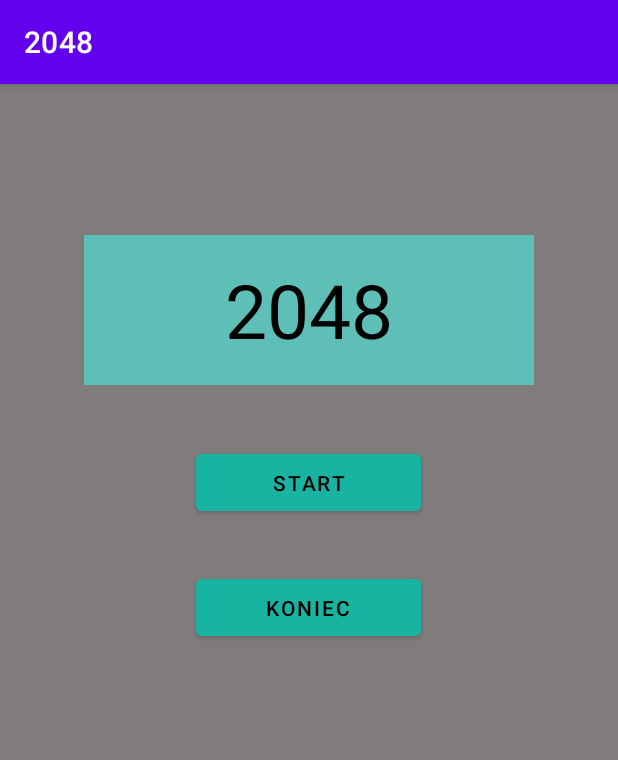
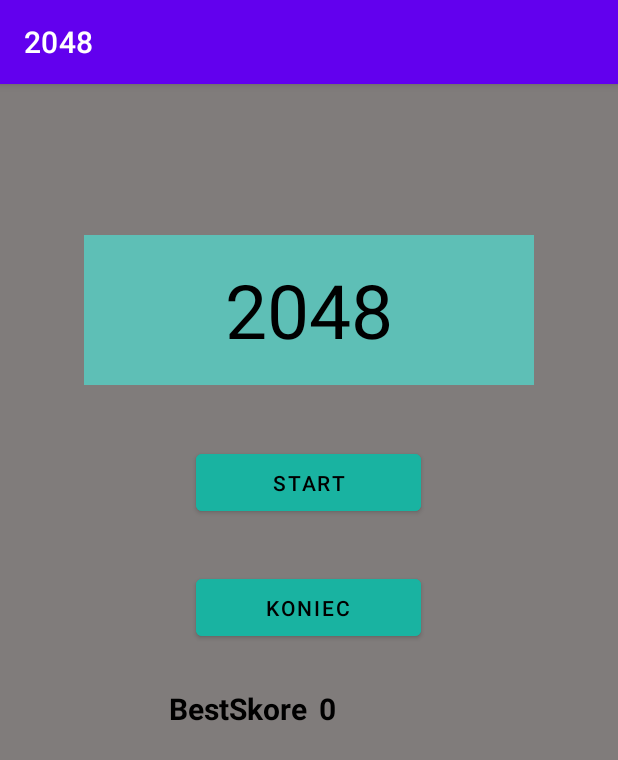
Before and after one commit to JakubRapsik/SemestralkaFinal, an Android app: the screen it shows after launch (MainActivity), after a tap on an icon or button, on a phone screen of 412 x 824 dp. Shown: the top 760 px of the screen. Run offline under Robolectric (Android 15) with nearby library versions, the phone set to English and light mode, and no system bars.

Commit message:
Update final skore

```diff
--- a/app/src/main/java/com/example/semestralkaandroid/Hra.java
+++ b/app/src/main/java/com/example/semestralkaandroid/Hra.java
@@ -1,6 +1,8 @@
 package com.example.semestralkaandroid;
 
+import android.content.Context;
 import android.content.Intent;
+import android.content.SharedPreferences;
 import android.content.pm.ActivityInfo;
 import android.graphics.Color;
 import android.os.Bundle;
--- a/app/src/main/java/com/example/semestralkaandroid/KoniecHry.java
+++ b/app/src/main/java/com/example/semestralkaandroid/KoniecHry.java
@@ -6,7 +6,6 @@ import android.os.Bundle;
 import android.view.View;
 import android.widget.Button;
 import android.widget.TextView;
-
 import androidx.appcompat.app.AppCompatActivity;
 
 /**
@@ -16,6 +15,8 @@ import androidx.appcompat.app.AppCompatActivity;
  * @version 1.0
  */
 public class KoniecHry extends AppCompatActivity {
+
+    private int skore;
 
     /**
      * Hlavna metoda triedy ktora zadefinuje vsetky udaje.
@@ -27,7 +28,7 @@ public class KoniecHry extends AppCompatActivity {
         super.onCreate(savedInstanceState);
         this.setContentView(R.layout.konice_hry);
         int vysledok = this.getIntent().getIntExtra("Vysledok", 3);
-        int skore = this.getIntent().getIntExtra("Vysledne skore: ", 0);
+        skore = this.getIntent().getIntExtra("Vysledne skore: ", 0);
         Button button = this.findViewById(R.id.VysledokBtn);
         TextView textView = this.findViewById(R.id.VysledokTxt);
         TextView Skore = this.findViewById(R.id.FinalSkore);
@@ -52,6 +53,7 @@ public class KoniecHry extends AppCompatActivity {
      */
     public void znova(View view) {
         Intent intent = new Intent(KoniecHry.this, MainActivity.class);
+        intent.putExtra("Vysledne skore: ", skore);
         startActivity(intent);
         finish();
     }
--- a/app/src/main/java/com/example/semestralkaandroid/MainActivity.java
+++ b/app/src/main/java/com/example/semestralkaandroid/MainActivity.java
@@ -1,16 +1,24 @@
 package com.example.semestralkaandroid;
 
+import android.content.Context;
 import android.content.Intent;
+import android.content.SharedPreferences;
 import android.os.Bundle;
 import android.view.View;
-
-import androidx.annotation.NonNull;
+import android.widget.TextView;
 import androidx.appcompat.app.AppCompatActivity;
 
 /**
  * Trieda MainActivity je zodpovedna za spustenie aplikacie a vytvorenie uvodnej plochy.
  */
 public class MainActivity extends AppCompatActivity {
+
+    private TextView view;
+    public static int Najskore = 0;
+    public static int skore = 0;
+    public static int DosialNajSkore = 0;
+    private SharedPreferences prefs;
+
 
     /**
      * Hlavna metoda ktora spusta hru.
@@ -21,6 +29,21 @@ public class MainActivity extends AppCompatActivity {
     protected void onCreate(Bundle savedInstanceState) {
         super.onCreate(savedInstanceState);
         setContentView(R.layout.activity_main);
+        Intent getIntent = getIntent();
+        view = findViewById(R.id.HightSkore);
+        skore = getIntent.getIntExtra("Vysledne skore: ", 0);
+        prefs = this.getSharedPreferences("NajSkore", Context.MODE_PRIVATE);
+        DosialNajSkore = prefs.getInt("kluc", 0);
+        if (skore > DosialNajSkore) {
+            Najskore = skore;
+            SharedPreferences.Editor editor = prefs.edit();
+            editor.putInt("kluc", Najskore);
+            editor.commit();
+            view.setText(Integer.toString(Najskore));
+        } else {
+            view.setText(Integer.toString(DosialNajSkore));
+        }
+
     }
 
     /**
@@ -46,6 +69,11 @@ public class MainActivity extends AppCompatActivity {
 
     @Override
     protected void onDestroy() {
+        if (Najskore > DosialNajSkore) {
+            SharedPreferences.Editor editor = prefs.edit();
+            editor.putInt("kluc", Najskore);
+            editor.commit();
+        }
         super.onDestroy();
     }
 }
--- a/app/src/main/res/layout/activity_main.xml
+++ b/app/src/main/res/layout/activity_main.xml
@@ -41,6 +41,30 @@
             app:layout_constraintStart_toStartOf="parent" app:layout_constraintHorizontal_bias="0.498"
             android:layout_marginTop="30dp" app:layout_constraintTop_toBottomOf="@+id/button"
             app:layout_constraintVertical_bias="0.008"/>
+    <TextView
+            android:text="BestSkore"
+            android:textSize="20dp"
+            android:layout_width="100dp"
+            android:layout_height="46dp"
+            android:textColor="#000000"
+            android:textStyle="bold" android:id="@+id/textView5"
+            app:layout_constraintEnd_toStartOf="@+id/HightSkore" android:layout_marginTop="28dp"
+            app:layout_constraintTop_toBottomOf="@+id/button2" app:layout_constraintStart_toStartOf="parent"
+            app:layout_constraintHorizontal_bias="1.0" app:layout_constraintBottom_toBottomOf="parent"
+            app:layout_constraintVertical_bias="0.003"/>
+    <TextView
+            android:text="0000"
+            android:layout_gravity="end"
+            android:textSize="20dp"
+            android:textStyle="bold"
+            android:layout_width="99dp"
+            android:layout_height="49dp"
+            android:textColor="#000000"
+            android:id="@+id/HightSkore"
+            android:layout_marginTop="28dp"
+            app:layout_constraintTop_toBottomOf="@+id/button2" app:layout_constraintEnd_toEndOf="parent"
+            android:layout_marginEnd="100dp" app:layout_constraintBottom_toBottomOf="parent"
+            app:layout_constraintVertical_bias="0.003"/>
 
 
 </androidx.constraintlayout.widget.ConstraintLayout>
```
